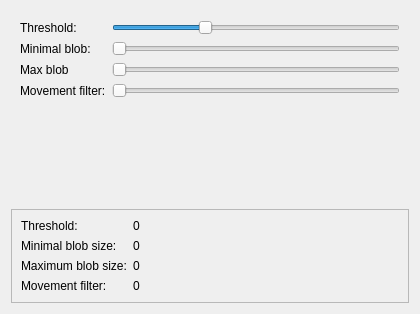
Old version of the form Modules/moduletrackingsettings.ui in the repository mcharmas/TouchTracer.
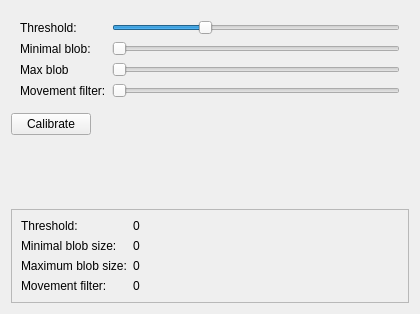
New version of the form.

Commit message: beggining of calibration widget

Diff of the .ui file:
```diff
--- a/Modules/moduletrackingsettings.ui
+++ b/Modules/moduletrackingsettings.ui
@@ -97,6 +97,19 @@
      </layout>
     </widget>
    </item>
+   <item>
+    <widget class="QPushButton" name="calibrateButton">
+     <property name="sizePolicy">
+      <sizepolicy hsizetype="Maximum" vsizetype="Fixed">
+       <horstretch>0</horstretch>
+       <verstretch>0</verstretch>
+      </sizepolicy>
+     </property>
+     <property name="text">
+      <string>Calibrate</string>
+     </property>
+    </widget>
+   </item>
    <item>
     <spacer name="verticalSpacer">
      <property name="orientation">
```
The commit also changes 5 other files.
